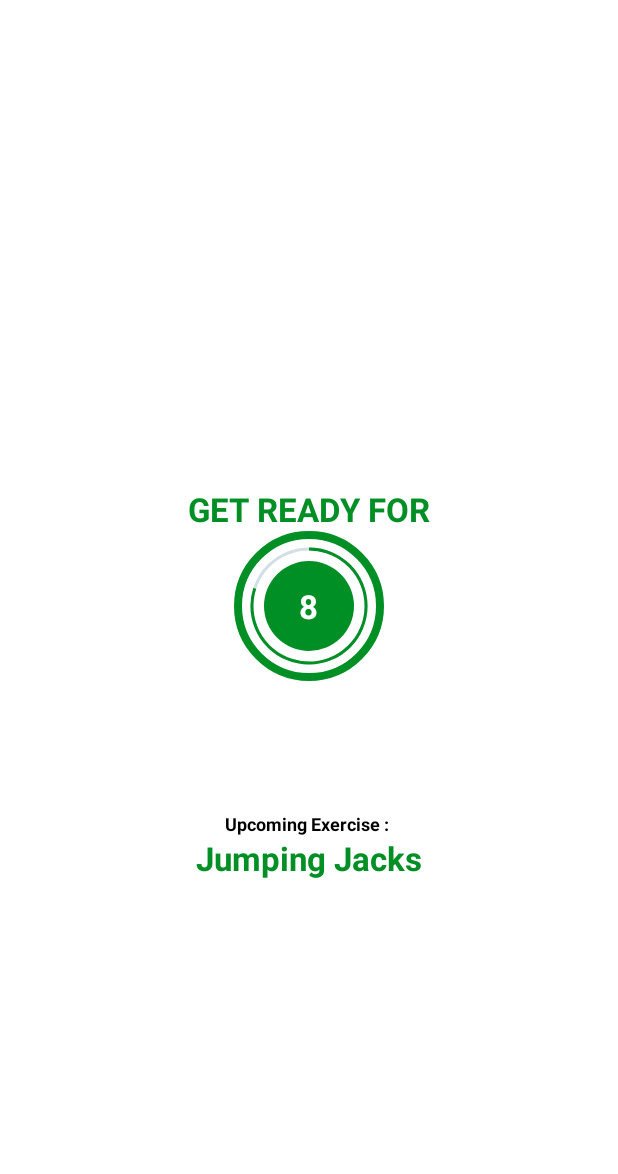
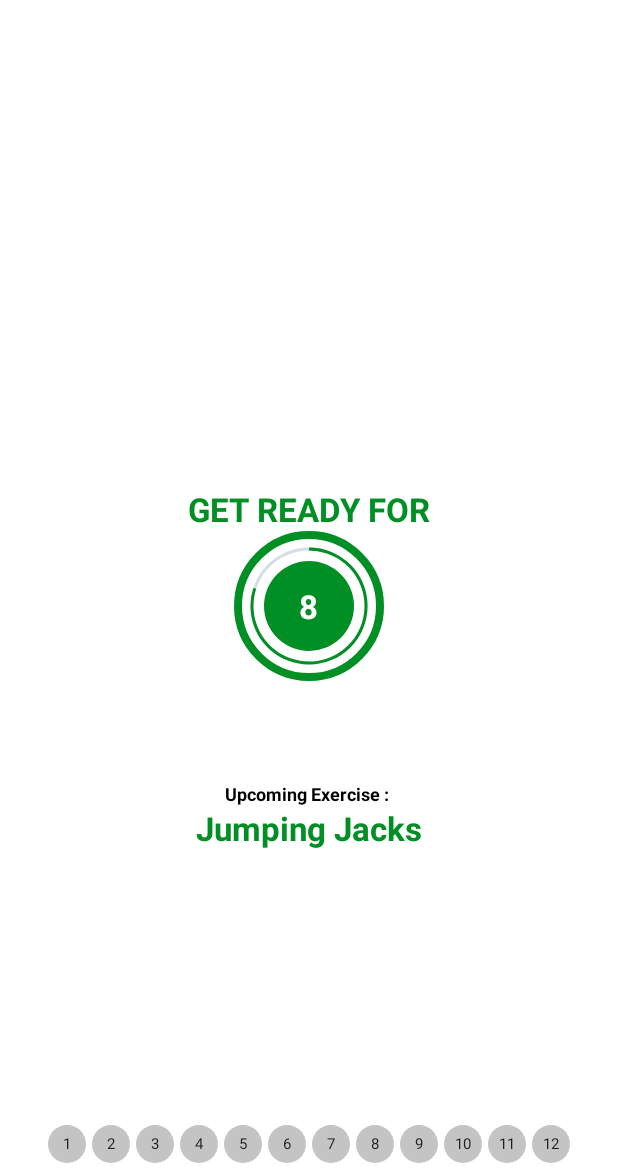
Before and after one commit to aravinfaf/WorkoutApp, an Android app: the ExcerciseActivity screen opened directly, with no data from a screen before it, on a phone screen of 412 x 824 dp, the part 62-1236 px from its top. Run offline under Robolectric (Android 15) with nearby library versions, the phone set to English and light mode, and no system bars.

Commit message:
Current exercise status

```diff
--- a/app/src/main/java/com/aravind/workoutapp/ExcerciseActivity.kt
+++ b/app/src/main/java/com/aravind/workoutapp/ExcerciseActivity.kt
@@ -1,13 +1,22 @@
 package com.aravind.workoutapp
 
+import android.app.Dialog
+import android.content.Intent
+import android.media.MediaPlayer
+import android.net.Uri
 import androidx.appcompat.app.AppCompatActivity
 import android.os.Bundle
 import android.os.CountDownTimer
+import android.speech.tts.TextToSpeech
+import android.util.Log
 import android.view.View
 import android.widget.Toast
+import androidx.recyclerview.widget.LinearLayoutManager
 import com.aravind.workoutapp.databinding.ActivityExcerciseBinding
+import com.aravind.workoutapp.databinding.DialogCustomBackBinding
+import java.util.*
 
-class ExcerciseActivity : AppCompatActivity() {
+class ExcerciseActivity : AppCompatActivity(), TextToSpeech.OnInitListener {
 
     private var binding : ActivityExcerciseBinding? = null
 
@@ -28,23 +37,42 @@ class ExcerciseActivity : AppCompatActivity() {
     var exerciseList = arrayListOf<ExerciseModel>()
     var currentPosition = -1
 
+    //TextToSpeech
+    var textToSpeech : TextToSpeech? = null
+
+    //Start Sound
+    var player : MediaPlayer? = null
+
+    //Recyclerview Adapter
+    private var adapter : ExerciseAdapter? = null
+
     override fun onCreate(savedInstanceState: Bundle?) {
         super.onCreate(savedInstanceState)
         binding = ActivityExcerciseBinding.inflate(layoutInflater)
         setContentView(binding?.root)
 
         exerciseList = Constants.defaultExerciseList()
-
         setSupportActionBar(binding?.toolbarExercise)
         if (supportActionBar != null){
             supportActionBar?.setDisplayHomeAsUpEnabled(true)
         }
         binding?.toolbarExercise?.setNavigationOnClickListener{
-            onBackPressed()
+//            onBackPressed()
+            customBackDialog()
         }
         setupResetView()
+
+        textToSpeech = TextToSpeech(this,this)
+
+        setRecyclerviewExercise()
     }
 
+    private fun setRecyclerviewExercise(){
+        adapter = ExerciseAdapter(exerciseList)
+        binding?.exerciseRecyclerview?.layoutManager =
+            LinearLayoutManager(this,LinearLayoutManager.HORIZONTAL,false)
+        binding?.exerciseRecyclerview?.adapter = adapter
+    }
     private fun setupResetView(){
 
         binding?.flExerciseFrameLayout?.visibility = View.INVISIBLE
@@ -61,6 +89,15 @@ class ExcerciseActivity : AppCompatActivity() {
         }
         binding?.tvUpcomingExerciseName?.text = exerciseList[currentPosition + 1].name
 
+        try {
+            val soundUri = Uri.parse("android.resource:" +
+                    "//com.aravind.workoutapp/" + R.raw.press_start)
+            player = MediaPlayer.create(applicationContext, soundUri)
+            player?.isLooping = false
+            player?.start()
+        }catch (e : Exception){
+            e.printStackTrace()
+        }
         setProgressBar()
     }
 
@@ -74,8 +111,11 @@ class ExcerciseActivity : AppCompatActivity() {
                 binding?.tvTimer?.text = (10 - restProgress).toString()
 
             }
+            override fun onFinish() {
 
-            override fun onFinish() {
+                exerciseList[currentPosition]?.isSelected = true
+                adapter?.notifyDataSetChanged()
+
                setupExerciseView()
             }
 
@@ -96,14 +136,15 @@ class ExcerciseActivity : AppCompatActivity() {
             exerciseRestProgress = 0
         }
 
+        binding?.tvExerciseName?.text = exerciseList[currentPosition]?.name
+        binding?.imageView?.setImageResource(exerciseList[currentPosition].image)
+        speakOut(exerciseList[currentPosition].name)
         setExerciseProgressBar()
     }
 
     private fun setExerciseProgressBar(){
         binding?.exerciseProgressBar?.progress = exerciseRestProgress
 
-        binding?.tvExerciseName?.text = exerciseList[currentPosition]?.name
-        binding?.imageView?.setImageResource(exerciseList[currentPosition].image)
 
         exerciseRestTimer = object : CountDownTimer(30000,1000){
             override fun onTick(milliSecond: Long) {
@@ -113,10 +154,18 @@ class ExcerciseActivity : AppCompatActivity() {
             }
 
             override fun onFinish() {
+
                 if (currentPosition < exerciseList?.size -1 ){
                     setupResetView()
+                    exerciseList[currentPosition]?.isSelected = false
+                    exerciseList[currentPosition]?.isCompleted = true
+                    adapter?.notifyDataSetChanged()
+
                 }else{
-                    Toast.makeText(this@ExcerciseActivity,"Congrats!!! \nCompleted all exercise",Toast.LENGTH_LONG).show()
+                    speakOut("Congrats You Completed all exercise")
+                    finish()
+                    val intent = Intent(this@ExcerciseActivity,FinishActivity::class.java)
+                    startActivity(intent)
                 }
             }
 
@@ -150,12 +199,57 @@ class ExcerciseActivity : AppCompatActivity() {
         }
     }
 
+
+    private fun customBackDialog(){
+        val dialog = Dialog(this)
+        val dialogBinding = DialogCustomBackBinding.inflate(layoutInflater)
+        dialog.setContentView(dialogBinding.root)
+
+        dialogBinding.tvYes.setOnClickListener {
+            this.finish()
+            dialog.dismiss()
+        }
+        dialogBinding.tvNo.setOnClickListener {
+            dialog.dismiss()
+        }
+        dialog.show()
+    }
+
+    override fun onInit(status: Int) {
+        if (status == TextToSpeech.SUCCESS){
+            val result = textToSpeech?.setLanguage(Locale.US)
+
+            if (result == TextToSpeech.LANG_MISSING_DATA ||
+                    result == TextToSpeech.LANG_NOT_SUPPORTED){
+                Log.e("NOO","LANG NOT SUPPORT")
+            }
+        }else{
+            Log.e("NOO","LANG INIT ERROR")
+        }
+    }
+
+    private fun speakOut(text : String){
+        textToSpeech?.speak(text,TextToSpeech.QUEUE_FLUSH,null,"")
+    }
+
+    override fun onBackPressed() {
+        //super.onBackPressed()
+        customBackDialog()
+    }
+
     override fun onDestroy() {
         super.onDestroy()
         if (restTimer != null){
             restTimer?.cancel()
             restProgress = 0
         }
+        if (textToSpeech != null){
+            textToSpeech?.stop()
+            textToSpeech?.shutdown()
+        }
+        if (player != null){
+            player?.stop()
+        }
         binding = null
     }
 }
--- /dev/null
+++ b/app/src/main/java/com/aravind/workoutapp/ExerciseAdapter.kt
@@ -0,0 +1,54 @@
+package com.aravind.workoutapp
+
+import android.graphics.Color
+import android.view.LayoutInflater
+import android.view.ViewGroup
+import android.widget.TextView
+import androidx.core.content.ContextCompat
+import androidx.recyclerview.widget.RecyclerView
+import com.aravind.workoutapp.databinding.ExerciseStatusItemBinding
+
+class ExerciseAdapter(private val listItems : List<ExerciseModel>) :
+ RecyclerView.Adapter<ExerciseAdapter.ViewHolder>(){
+
+    inner class ViewHolder(binding : ExerciseStatusItemBinding) :
+        RecyclerView.ViewHolder(binding.root){
+            val tvItem : TextView = binding.tvItem
+    }
+
+    override fun onCreateViewHolder(parent: ViewGroup, viewType: Int): ExerciseAdapter.ViewHolder {
+        return ViewHolder(ExerciseStatusItemBinding.inflate(LayoutInflater.from(parent.context),
+                    parent,false))
+    }
+
+    override fun onBindViewHolder(holder: ExerciseAdapter.ViewHolder, position: Int) {
+        val model : ExerciseModel = listItems[position]
+        holder.tvItem.text = model.id.toString()
+
+        when{
+            model.isSelected -> {
+                holder.tvItem.background = ContextCompat.getDrawable(
+                    holder.itemView.context,
+                    R.drawable.item_circular_color_white_background
+                )
+                holder.tvItem.setTextColor(Color.parseColor("#212121"))
+            }
+            model.isCompleted -> {
+                holder.tvItem.background = ContextCompat.getDrawable(
+                    holder.itemView.context,
+                    R.drawable.item_circular_color_accent_background
+                )
+                holder.tvItem.setTextColor(Color.parseColor("#FFFFFF"))
+            }
+            else -> {
+                holder.tvItem.background = ContextCompat.getDrawable(
+                    holder.itemView.context,
+                    R.drawable.text_circular_background
+                )
+                holder.tvItem.setTextColor(Color.parseColor("#212121"))
+            }
+        }
+    }
+
+    override fun getItemCount(): Int = listItems.size
+}
--- a/app/src/main/java/com/aravind/workoutapp/ExerciseModel.kt
+++ b/app/src/main/java/com/aravind/workoutapp/ExerciseModel.kt
@@ -4,6 +4,6 @@ data class ExerciseModel(
     val id : Int,
     val name : String,
     val image : Int,
-    val isCompleted : Boolean,
-    val isSelected : Boolean
+    var isCompleted : Boolean,
+    var isSelected : Boolean
     )
--- /dev/null
+++ b/app/src/main/res/drawable/item_circular_color_white_background.xml
@@ -0,0 +1,10 @@
+<?xml version="1.0" encoding="utf-8"?>
+<!--TODO(Step 12 - Adding a background to the timer "remaining time text".)-->
+<!--START-->
+<shape xmlns:android="http://schemas.android.com/apk/res/android"
+    android:shape="oval">
+
+    <solid android:color="@color/white"/>
+    <stroke android:color="@color/colorAccent"
+        android:width="@dimen/dimen_2dp"/>
+</shape>
--- /dev/null
+++ b/app/src/main/res/drawable/text_circular_background.xml
@@ -0,0 +1,6 @@
+<?xml version="1.0" encoding="utf-8"?>
+<shape
+    xmlns:android="http://schemas.android.com/apk/res/android"
+    android:shape="oval">
+    <solid android:color="#C4C4C4"/>
+</shape>
--- a/app/src/main/res/layout/activity_excercise.xml
+++ b/app/src/main/res/layout/activity_excercise.xml
@@ -136,7 +136,6 @@
         tools:visibility="invisible"
         android:layout_marginTop="10dp"
         android:background="@drawable/item_circular_color_accent_border"
-        app:layout_constraintBottom_toBottomOf="parent"
         app:layout_constraintEnd_toEndOf="parent"
         app:layout_constraintStart_toStartOf="parent"
         app:layout_constraintTop_toBottomOf="@id/tvExerciseName">
@@ -172,6 +171,16 @@
         </LinearLayout>
     </FrameLayout>
 
+    <androidx.recyclerview.widget.RecyclerView
+        app:layout_constraintStart_toStartOf="parent"
+        app:layout_constraintEnd_toEndOf="parent"
+        android:id="@+id/exerciseRecyclerview"
+        app:layout_constraintBottom_toBottomOf="parent"
+        app:layout_constraintTop_toBottomOf="@id/flExerciseFrameLayout"
+        android:layout_width="wrap_content"
+        android:layout_height="wrap_content"
+        android:layout_margin="@dimen/dimen_5dp"/>
+
     <LinearLayout
         android:visibility="gone"
         app:layout_constraintTop_toBottomOf="@id/flRestview"
--- /dev/null
+++ b/app/src/main/res/layout/exercise_status_item.xml
@@ -0,0 +1,12 @@
+<?xml version="1.0" encoding="utf-8"?>
+<TextView xmlns:android="http://schemas.android.com/apk/res/android"
+    android:id="@+id/tvItem"
+    android:layout_width="@dimen/dimen_25dp"
+    android:layout_height="@dimen/dimen_25dp"
+    android:text="@string/one"
+    android:layout_margin="@dimen/dimen_2dp"
+    android:textSize="@dimen/dimen_10sp"
+    android:textColor="#121212"
+    android:gravity="center"
+    android:background="@drawable/text_circular_background">
+</TextView>
--- a/app/src/main/res/values-night/colors.xml
+++ b/app/src/main/res/values-night/colors.xml
@@ -13,5 +13,4 @@
     <color name="colorAccent">#008F24</color>
 
     <color name="colorControlNormal">#FF0000</color>
-
 </resources>
--- a/app/src/main/res/values/dimens.xml
+++ b/app/src/main/res/values/dimens.xml
@@ -14,4 +14,7 @@
     <dimen name="dimen_60dp">60dp</dimen>
     <dimen name="dimen_0dp">0dp</dimen>
     <dimen name="dimen_12sp">12sp</dimen>
+    <dimen name="dimen_10sp">10sp</dimen>
+    <dimen name="dimen_2dp">2dp</dimen>
+    <dimen name="dimen_25dp">25dp</dimen>
 </resources>
--- a/app/src/main/res/values/strings.xml
+++ b/app/src/main/res/values/strings.xml
@@ -2,4 +2,5 @@
     <string name="app_name">WorkoutApp</string>
     <string name="start">START</string>
     <string name="get_ready_for">GET READY FOR</string>
+    <string name="one">1</string>
 </resources>
```
Also changed, not shown: app/src/main/AndroidManifest.xml (+9 -0 lines), app/src/main/java/com/aravind/workoutapp/FinishActivity.kt (added, +30 -0 lines), app/src/main/res/layout/activity_finish.xml (added, +69 -0 lines), app/src/main/res/layout/dialog_custom_back.xml (added, +59 -0 lines), app/src/main/res/drawable/ic_action_done.png (added), 1 other file.
